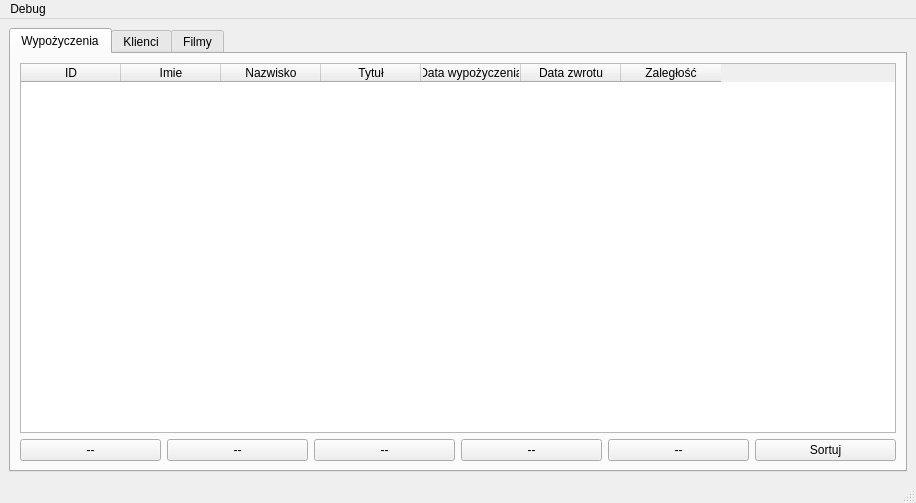
This is mainwindow.ui in maciej-umanski/Wypozyczalnia_Filmow_PC2_QT as Qt 5 draws it before an edit. The edited form follows.
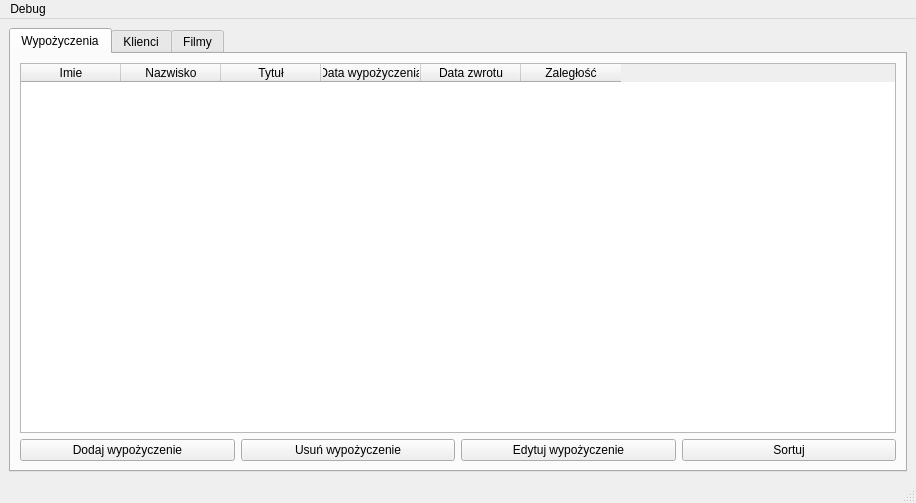
This is the edited form.

What changed in the file:
```diff
--- a/mainwindow.ui
+++ b/mainwindow.ui
@@ -36,35 +36,21 @@
           <item>
            <widget class="QPushButton" name="addBorrowButton">
             <property name="text">
-             <string>--</string>
+             <string>Dodaj wypożyczenie</string>
             </property>
            </widget>
           </item>
           <item>
            <widget class="QPushButton" name="delBorrowButton">
             <property name="text">
-             <string>--</string>
+             <string>Usuń wypożyczenie</string>
             </property>
            </widget>
           </item>
           <item>
            <widget class="QPushButton" name="editBorrowButton_2">
             <property name="text">
-             <string>--</string>
-            </property>
-           </widget>
-          </item>
-          <item>
-           <widget class="QPushButton" name="showOverdueButton">
-            <property name="text">
-             <string>--</string>
-            </property>
-           </widget>
-          </item>
-          <item>
-           <widget class="QPushButton" name="searchBorrowButton">
-            <property name="text">
-             <string>--</string>
+             <string>Edytuj wypożyczenie</string>
             </property>
            </widget>
           </item>
@@ -79,11 +65,15 @@
         </item>
         <item row="0" column="0">
          <widget class="QTableWidget" name="borrowsTable">
-          <column>
-           <property name="text">
-            <string>ID</string>
-           </property>
-          </column>
+          <property name="editTriggers">
+           <set>QAbstractItemView::NoEditTriggers</set>
+          </property>
+          <property name="selectionMode">
+           <enum>QAbstractItemView::SingleSelection</enum>
+          </property>
+          <property name="selectionBehavior">
+           <enum>QAbstractItemView::SelectRows</enum>
+          </property>
           <column>
            <property name="text">
             <string>Imie</string>
```
Left out of the diff: 43 changed lines with no effect on the pictures.
